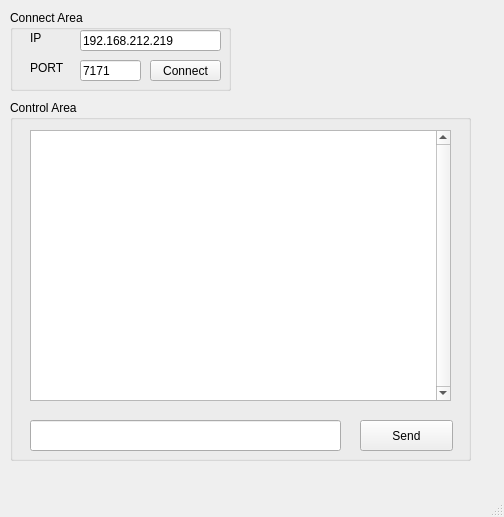
This is ui/ui_main.ui in varzeny/Omron_AMR_Wireless_Controller as Qt 5 draws it before an edit. The edited form follows.
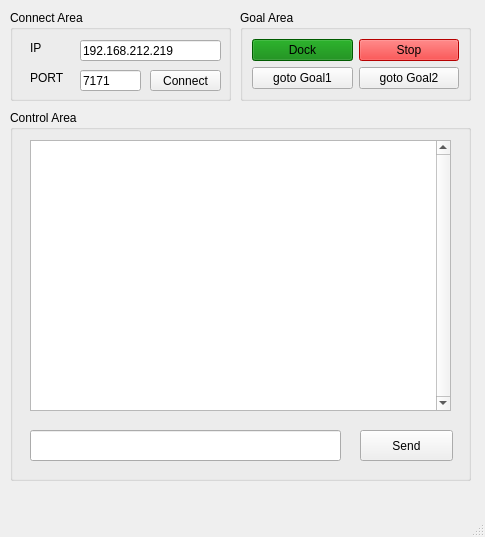
This is the edited form.

Commit message: 버튼으로 이동 추가

```diff
--- a/ui/ui_main.ui
+++ b/ui/ui_main.ui
@@ -6,8 +6,8 @@
    <rect>
     <x>0</x>
     <y>0</y>
-    <width>504</width>
-    <height>517</height>
+    <width>485</width>
+    <height>537</height>
    </rect>
   </property>
   <property name="windowTitle">
@@ -20,7 +20,7 @@
       <x>10</x>
       <y>10</y>
       <width>221</width>
-      <height>81</height>
+      <height>91</height>
      </rect>
     </property>
     <property name="title">
@@ -30,7 +30,7 @@
      <property name="geometry">
       <rect>
        <x>20</x>
-       <y>20</y>
+       <y>30</y>
        <width>41</width>
        <height>16</height>
       </rect>
@@ -43,7 +43,7 @@
      <property name="geometry">
       <rect>
        <x>20</x>
-       <y>50</y>
+       <y>60</y>
        <width>41</width>
        <height>16</height>
       </rect>
@@ -56,7 +56,7 @@
      <property name="geometry">
       <rect>
        <x>70</x>
-       <y>20</y>
+       <y>30</y>
        <width>141</width>
        <height>21</height>
       </rect>
@@ -69,7 +69,7 @@
      <property name="geometry">
       <rect>
        <x>70</x>
-       <y>50</y>
+       <y>60</y>
        <width>61</width>
        <height>21</height>
       </rect>
@@ -82,7 +82,7 @@
      <property name="geometry">
       <rect>
        <x>140</x>
-       <y>50</y>
+       <y>60</y>
        <width>71</width>
        <height>21</height>
       </rect>
@@ -96,9 +96,9 @@
     <property name="geometry">
      <rect>
       <x>10</x>
-      <y>100</y>
+      <y>110</y>
       <width>461</width>
-      <height>361</height>
+      <height>371</height>
      </rect>
     </property>
     <property name="title">
@@ -147,6 +147,58 @@
      </property>
     </widget>
    </widget>
+   <widget class="QGroupBox" name="groupBox_2">
+    <property name="geometry">
+     <rect>
+      <x>240</x>
+      <y>10</y>
+      <width>231</width>
+      <height>91</height>
+     </rect>
+    </property>
+    <property name="title">
+     <string>Goal Area</string>
+    </property>
+    <layout class="QGridLayout" name="gridLayout">
+     <item row="0" column="0">
+      <widget class="QPushButton" name="pb_dock">
+       <property name="styleSheet">
+        <string notr="true">background-color: green;</string>
+       </property>
+       <property name="text">
+        <string>Dock</string>
+       </property>
+      </widget>
+     </item>
+     <item row="0" column="1">
+      <widget class="QPushButton" name="pb_stop">
+       <property name="styleSheet">
+        <string notr="true">background-color: red;</string>
+       </property>
+       <property name="text">
+        <string>Stop</string>
+       </property>
+      </widget>
+     </item>
+     <item row="1" column="0">
+      <widget class="QPushButton" name="pb_goal1">
+       <property name="text">
+        <string>goto Goal1</string>
+       </property>
+      </widget>
+     </item>
+     <item row="1" column="1">
+      <widget class="QPushButton" name="pb_goal2">
+       <property name="styleSheet">
+        <string notr="true"/>
+       </property>
+       <property name="text">
+        <string>goto Goal2</string>
+       </property>
+      </widget>
+     </item>
+    </layout>
+   </widget>
   </widget>
   <widget class="QMenuBar" name="menubar">
    <property name="geometry">
```
Left out of the diff: 4 changed lines with no effect on the pictures. The commit also changes 1 other file.
